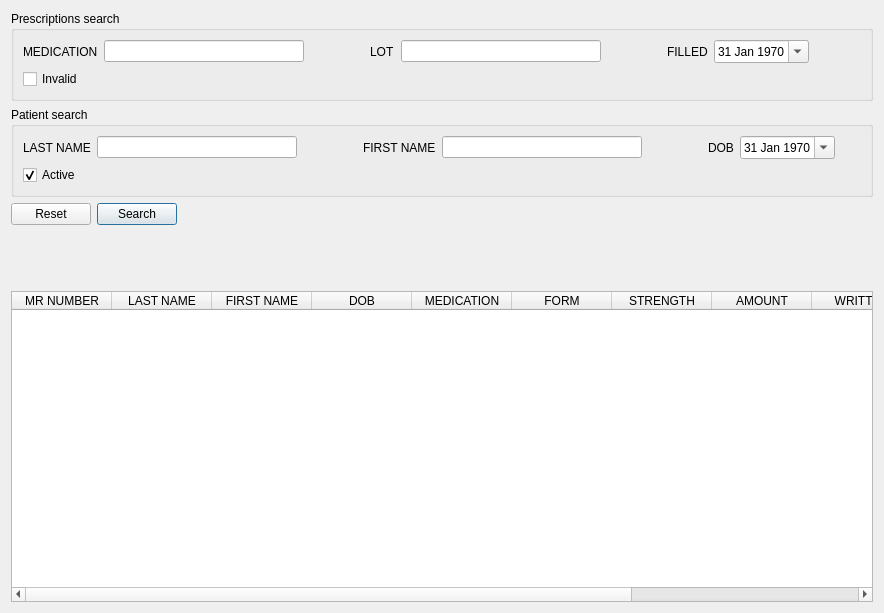
Old version of the form src/prescriptionframe.ui in the repository kyledevans/Medicine-Track.
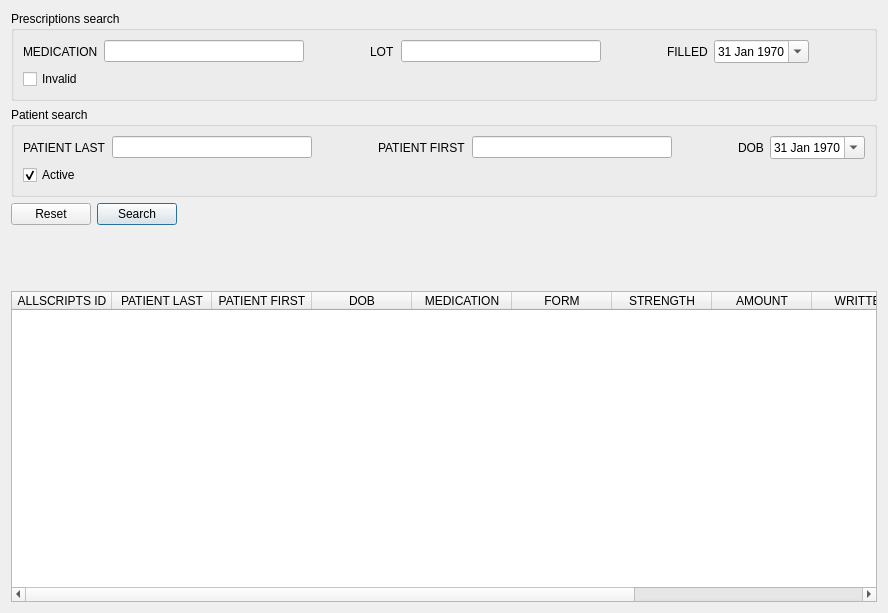
New version of the form.

Commit message: Converting ui strings so they can be translated.

The edit to the form file:
```diff
--- a/src/prescriptionframe.ui
+++ b/src/prescriptionframe.ui
@@ -186,7 +186,7 @@
         <item>
          <widget class="QLabel" name="lastLabel">
           <property name="text">
-           <string>LAST NAME</string>
+           <string comment="PATIENT LAST SEARCH LABEL">PATIENT LAST</string>
           </property>
          </widget>
         </item>
@@ -204,8 +204,8 @@
             <height>16777215</height>
            </size>
           </property>
-          <property name="text">
-           <string notr="true"/>
+          <property name="toolTip">
+           <string comment="PATIENT LAST SEARCH TOOLTIP">PATIENT LAST</string>
           </property>
          </widget>
         </item>
@@ -228,7 +228,7 @@
         <item>
          <widget class="QLabel" name="firstLabel">
           <property name="text">
-           <string>FIRST NAME</string>
+           <string>PATIENT FIRST</string>
           </property>
          </widget>
         </item>
@@ -246,8 +246,8 @@
             <height>16777215</height>
            </size>
           </property>
-          <property name="text">
-           <string notr="true"/>
+          <property name="toolTip">
+           <string comment="PATIENT FIRST SEARCH TOOLTIP">PATIENT FIRST</string>
           </property>
          </widget>
         </item>
@@ -408,17 +408,17 @@
      </attribute>
      <column>
       <property name="text">
-       <string>MR NUMBER</string>
+       <string comment="ALLSCRIPTS ID DISPLAY LABEL">ALLSCRIPTS ID</string>
       </property>
      </column>
      <column>
       <property name="text">
-       <string>LAST NAME</string>
+       <string comment="PATIENT LAST DISPLAY LABEL">PATIENT LAST</string>
       </property>
      </column>
      <column>
       <property name="text">
-       <string>FIRST NAME</string>
+       <string comment="PATIENT FIRST DISPLAY LABEL">PATIENT FIRST</string>
       </property>
      </column>
      <column>
```
Left out of the diff: 87 changed lines with no effect on the pictures. The commit also changes 5 other files.
